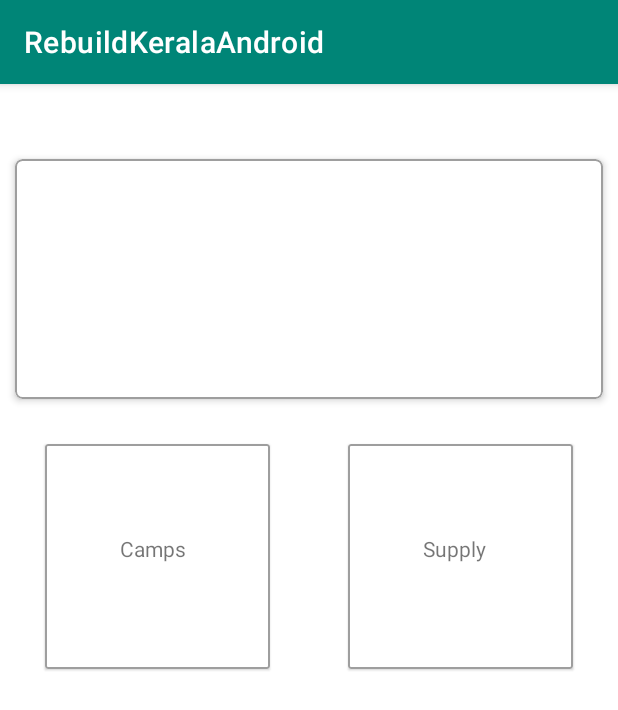
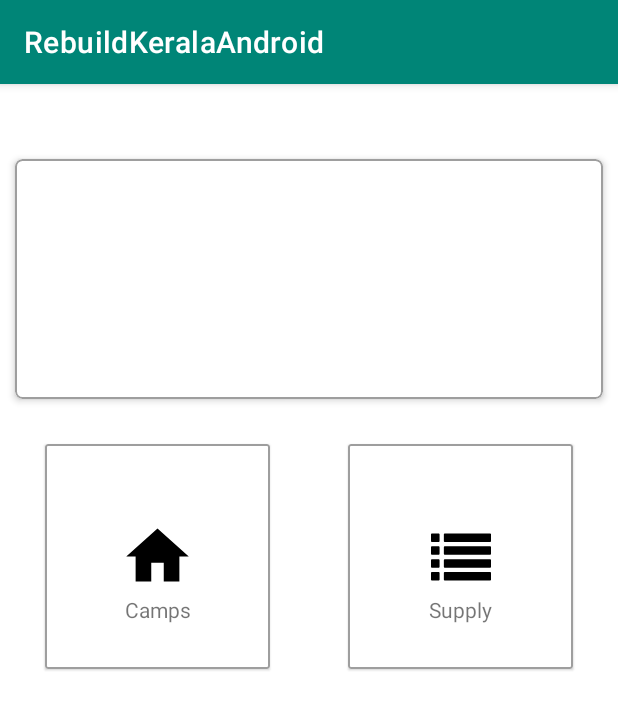
Before and after one commit to Eldhopj/RebuildKeralaAndroid, an Android app: the ConsoleActivity screen opened directly, with no data from a screen before it, on a phone screen of 412 x 824 dp. Shown: the top 710 px of the screen. Run offline under Robolectric (Android 15) with nearby library versions, the phone set to English and light mode, and no system bars.

Commit message:
Added to icons to console.xml

```diff
--- /dev/null
+++ b/app/src/main/res/drawable/icon_camp.xml
@@ -0,0 +1,9 @@
+<vector xmlns:android="http://schemas.android.com/apk/res/android"
+    android:width="50dp"
+    android:height="50dp"
+    android:viewportWidth="24.0"
+    android:viewportHeight="24.0">
+    <path
+        android:fillColor="#FF000000"
+        android:pathData="M10,20v-6h4v6h5v-8h3L12,3 2,12h3v8z" />
+</vector>
--- /dev/null
+++ b/app/src/main/res/drawable/icon_supply.xml
@@ -0,0 +1,30 @@
+<vector xmlns:android="http://schemas.android.com/apk/res/android" xmlns:aapt="http://schemas.android.com/aapt"
+    android:viewportWidth="511.626"
+    android:viewportHeight="511.626"
+    android:width="40dp"
+    android:height="40dp">
+    <path
+        android:pathData="M63.953 164.453H9.135c-2.474 0 -4.615 0.9 -6.423 2.709C0.903 168.972 0 171.114 0 173.589v54.817c0 2.473 0.903 4.619 2.712 6.424c1.809 1.803 3.949 2.712 6.423 2.712h54.818c2.474 0 4.615 -0.905 6.423 -2.712c1.809 -1.809 2.712 -3.951 2.712 -6.424v-54.817c0 -2.475 -0.904 -4.617 -2.712 -6.427C68.568 165.356 66.427 164.453 63.953 164.453z"
+        android:fillColor="#000000" />
+    <path
+        android:pathData="M63.953 383.722H9.135c-2.474 0 -4.615 0.896 -6.423 2.707C0.903 388.238 0 390.378 0 392.854v54.82c0 2.471 0.903 4.609 2.712 6.42c1.809 1.813 3.949 2.714 6.423 2.714h54.818c2.474 0 4.615 -0.903 6.423 -2.714c1.809 -1.807 2.712 -3.949 2.712 -6.42v-54.82c0 -2.477 -0.904 -4.616 -2.712 -6.426C68.568 384.625 66.427 383.722 63.953 383.722z"
+        android:fillColor="#000000" />
+    <path
+        android:pathData="M63.953 274.082H9.135c-2.474 0 -4.615 0.91 -6.423 2.714S0 280.749 0 283.22v54.815c0 2.478 0.903 4.62 2.712 6.427c1.809 1.808 3.949 2.707 6.423 2.707h54.818c2.474 0 4.615 -0.896 6.423 -2.707c1.809 -1.807 2.712 -3.949 2.712 -6.427V283.22c0 -2.471 -0.904 -4.613 -2.712 -6.424C68.568 274.989 66.427 274.082 63.953 274.082z"
+        android:fillColor="#000000" />
+    <path
+        android:pathData="M63.953 54.817H9.135c-2.474 0 -4.615 0.903 -6.423 2.712S0 61.479 0 63.953v54.817c0 2.475 0.903 4.615 2.712 6.424s3.949 2.712 6.423 2.712h54.818c2.474 0 4.615 -0.9 6.423 -2.712c1.809 -1.809 2.712 -3.949 2.712 -6.424V63.953c0 -2.475 -0.904 -4.615 -2.712 -6.424C68.568 55.725 66.427 54.817 63.953 54.817z"
+        android:fillColor="#000000" />
+    <path
+        android:pathData="M502.49 383.722H118.771c-2.474 0 -4.615 0.896 -6.423 2.707c-1.809 1.81 -2.712 3.949 -2.712 6.426v54.82c0 2.471 0.903 4.609 2.712 6.42c1.809 1.813 3.946 2.714 6.423 2.714H502.49c2.478 0 4.616 -0.903 6.427 -2.714c1.81 -1.811 2.71 -3.949 2.71 -6.42v-54.82c0 -2.477 -0.903 -4.616 -2.71 -6.426C507.106 384.625 504.967 383.722 502.49 383.722z"
+        android:fillColor="#000000" />
+    <path
+        android:pathData="M502.49 274.082H118.771c-2.474 0 -4.615 0.91 -6.423 2.714s-2.712 3.953 -2.712 6.424v54.815c0 2.478 0.903 4.62 2.712 6.427c1.809 1.808 3.946 2.707 6.423 2.707H502.49c2.478 0 4.616 -0.896 6.427 -2.707c1.81 -1.807 2.71 -3.949 2.71 -6.427V283.22c0 -2.471 -0.903 -4.613 -2.71 -6.424C507.106 274.992 504.967 274.082 502.49 274.082z"
+        android:fillColor="#000000" />
+    <path
+        android:pathData="M508.917 57.529c-1.811 -1.805 -3.949 -2.712 -6.427 -2.712H118.771c-2.474 0 -4.615 0.903 -6.423 2.712s-2.712 3.949 -2.712 6.424v54.817c0 2.475 0.903 4.615 2.712 6.424s3.946 2.712 6.423 2.712H502.49c2.478 0 4.616 -0.9 6.427 -2.712c1.81 -1.809 2.71 -3.949 2.71 -6.424V63.953C511.626 61.479 510.723 59.338 508.917 57.529z"
+        android:fillColor="#000000" />
+    <path
+        android:pathData="M502.49 164.453H118.771c-2.474 0 -4.615 0.9 -6.423 2.709c-1.809 1.81 -2.712 3.952 -2.712 6.427v54.817c0 2.473 0.903 4.615 2.712 6.424c1.809 1.803 3.946 2.712 6.423 2.712H502.49c2.478 0 4.616 -0.905 6.427 -2.712c1.81 -1.809 2.71 -3.951 2.71 -6.424v-54.817c0 -2.475 -0.903 -4.617 -2.71 -6.427C507.106 165.356 504.967 164.453 502.49 164.453z"
+        android:fillColor="#000000" />
+</vector>
--- a/app/src/main/res/layout/activity_console.xml
+++ b/app/src/main/res/layout/activity_console.xml
@@ -38,14 +38,34 @@
         android:clickable="true"
         app:strokeWidth="1dp">
 
+        <androidx.constraintlayout.widget.ConstraintLayout
+            android:layout_width="match_parent"
+            android:layout_height="match_parent">
+
+            <ImageView
+                android:id="@+id/imageView"
+                android:layout_width="wrap_content"
+                android:layout_height="wrap_content"
+                android:src="@drawable/icon_camp"
+                app:layout_constraintBottom_toBottomOf="parent"
+                app:layout_constraintEnd_toEndOf="parent"
+                app:layout_constraintStart_toStartOf="parent"
+                app:layout_constraintTop_toTopOf="parent" />
+
             <TextView
                 android:id="@+id/textView"
                 android:layout_width="wrap_content"
                 android:layout_height="wrap_content"
-            android:layout_marginTop="60dp"
-            android:layout_marginStart="50dp"
+                android:layout_marginTop="70dp"
                 android:text="Camps"
-            />
+                app:layout_constraintBottom_toBottomOf="parent"
+                app:layout_constraintEnd_toEndOf="parent"
+                app:layout_constraintStart_toStartOf="parent"
+                app:layout_constraintTop_toTopOf="parent" />
+
+        </androidx.constraintlayout.widget.ConstraintLayout>
+
+
     </com.google.android.material.card.MaterialCardView>
 
     <com.google.android.material.card.MaterialCardView
@@ -61,14 +81,33 @@
         android:clickable="true"
         app:strokeWidth="1dp">
 
+        <androidx.constraintlayout.widget.ConstraintLayout
+            android:layout_width="match_parent"
+            android:layout_height="match_parent">
+
+            <ImageView
+                android:layout_width="wrap_content"
+                android:layout_height="wrap_content"
+                android:src="@drawable/icon_supply"
+                app:layout_constraintBottom_toBottomOf="parent"
+                app:layout_constraintEnd_toEndOf="parent"
+                app:layout_constraintStart_toStartOf="parent"
+                app:layout_constraintTop_toTopOf="parent" />
+
             <TextView
                 android:id="@+id/supplytext"
                 android:layout_width="wrap_content"
                 android:layout_height="wrap_content"
-            android:layout_marginTop="60dp"
-            android:layout_marginStart="50dp"
+                android:layout_marginTop="70dp"
                 android:text="Supply"
-            />
+                app:layout_constraintBottom_toBottomOf="parent"
+                app:layout_constraintEnd_toEndOf="parent"
+                app:layout_constraintStart_toStartOf="parent"
+                app:layout_constraintTop_toTopOf="parent" />
+
+        </androidx.constraintlayout.widget.ConstraintLayout>
+
+
 
     </com.google.android.material.card.MaterialCardView>
 </androidx.constraintlayout.widget.ConstraintLayout>
```
Lines whose indentation alone changed are shown as unchanged.
